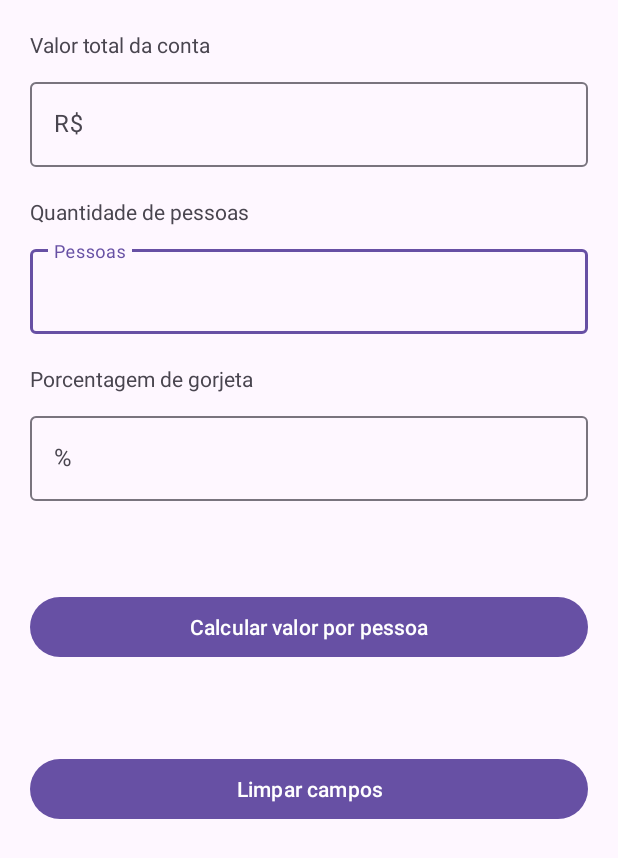
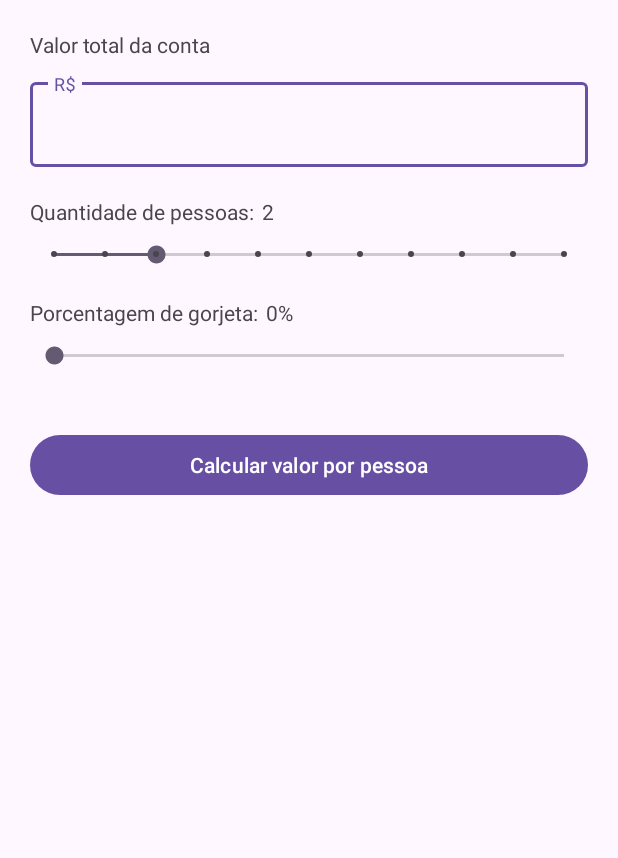
Before and after one commit to PepeTonin/mobile-aula-alert, an Android app: the screen it shows after launch (MainActivity), on a phone screen of 412 x 824 dp. Shown: the top 858 px of the screen. Run offline under Robolectric (Android 15) with nearby library versions, the phone set to English and light mode, and no system bars.

Commit message:
finalizacao da atividade

```diff
--- a/app/src/main/java/com/example/aulaalert/MainActivity.java
+++ b/app/src/main/java/com/example/aulaalert/MainActivity.java
@@ -6,6 +6,7 @@ import androidx.appcompat.app.AppCompatActivity;
 import android.content.DialogInterface;
 import android.os.Bundle;
 import android.view.View;
+import android.widget.SeekBar;
 import android.widget.TextView;
 import android.widget.Toast;
 
@@ -15,10 +16,10 @@ public class MainActivity extends AppCompatActivity {
 
     TextView tituloValorTotal;
     TextInputEditText editTextValorTotal;
-    TextView tituloNumPessoas;
-    TextInputEditText editTextNumPessoas;
-    TextView tituloPorcGorjeta;
-    TextInputEditText editTextPorcGorjeta;
+    TextView tvQntdePessoas;
+    SeekBar seekBarQntdePessoas;
+    TextView tvPorcGorjeta;
+    SeekBar seekBarPorcGorjeta;
 
     @Override
     protected void onCreate(Bundle savedInstanceState) {
@@ -26,11 +27,39 @@ public class MainActivity extends AppCompatActivity {
         setContentView(R.layout.activity_main);
 
         tituloValorTotal = (TextView) findViewById(R.id.tituloValorTotal);
-        tituloNumPessoas = (TextView) findViewById(R.id.tituloNumPessoas);
-        tituloPorcGorjeta = (TextView) findViewById(R.id.tituloPorcGorjeta);
         editTextValorTotal = (TextInputEditText) findViewById(R.id.editTextValorTotal);
-        editTextNumPessoas = (TextInputEditText) findViewById(R.id.editTextNumPessoas);
-        editTextPorcGorjeta = (TextInputEditText) findViewById(R.id.editTextPorcGorjeta);
+
+        tvQntdePessoas = (TextView) findViewById(R.id.tvQntdePessoas);
+        seekBarQntdePessoas = (SeekBar) findViewById(R.id.seekBarQntdePessoas);
+
+        tvPorcGorjeta = (TextView) findViewById(R.id.tvPorcGorjeta);
+        seekBarPorcGorjeta = (SeekBar) findViewById(R.id.seekBarPorcGorjeta);
+
+        seekBarQntdePessoas.setOnSeekBarChangeListener(new SeekBar.OnSeekBarChangeListener() {
+            @Override
+            public void onProgressChanged(SeekBar seekBar, int progress, boolean fromUser) {
+                tvQntdePessoas.setText(Integer.toString(progress));
+            }
+
+            @Override
+            public void onStartTrackingTouch(SeekBar seekBar) {}
+
+            @Override
+            public void onStopTrackingTouch(SeekBar seekBar) {}
+        });
+
+        seekBarPorcGorjeta.setOnSeekBarChangeListener(new SeekBar.OnSeekBarChangeListener() {
+            @Override
+            public void onProgressChanged(SeekBar seekBar, int progress, boolean fromUser) {
+                tvPorcGorjeta.setText(Integer.toString(progress) + " %");
+            }
+
+            @Override
+            public void onStartTrackingTouch(SeekBar seekBar) {}
+
+            @Override
+            public void onStopTrackingTouch(SeekBar seekBar) {}
+        });
     }
 
     public void calcularValorPorPessoa(View view) {
@@ -44,9 +73,8 @@ public class MainActivity extends AppCompatActivity {
             public void onClick(DialogInterface dialog, int which) {
                 try {
                     float valorTotal = Float.parseFloat(editTextValorTotal.getText().toString());
-                    int numPessoas = Integer.parseInt(editTextNumPessoas.getText().toString());
-                    float porcGorjeta = Float.parseFloat(editTextPorcGorjeta.getText().toString());
-                    porcGorjeta = porcGorjeta / 100;
+                    int numPessoas = seekBarQntdePessoas.getProgress();
+                    float porcGorjeta = ((float) seekBarPorcGorjeta.getProgress()) / 100;
                     if (numPessoas > 0) {
                         float valorPorPessoaComGorjeta = (valorTotal * (1 + porcGorjeta)) / numPessoas;
                         String valorFormatado = String.format("%.2f",valorPorPessoaComGorjeta);
@@ -70,7 +98,7 @@ public class MainActivity extends AppCompatActivity {
             public void onClick(DialogInterface dialog, int which) {
                 try {
                     float valorTotal = Float.parseFloat(editTextValorTotal.getText().toString());
-                    int numPessoas = Integer.parseInt(editTextNumPessoas.getText().toString());
+                    int numPessoas = seekBarQntdePessoas.getProgress();
                     if(numPessoas > 0) {
                         float valorPorPessoaSemGorjeta = valorTotal  / numPessoas;
                         String valorFormatado = String.format("%.2f",valorPorPessoaSemGorjeta);
@@ -92,10 +120,4 @@ public class MainActivity extends AppCompatActivity {
         dialog.create();
         dialog.show();
     }
-
-    public void limparCampos(View view) {
-        editTextValorTotal.setText("");
-        editTextNumPessoas.setText("");
-        editTextPorcGorjeta.setText("");
-    }
 }
--- a/app/src/main/res/layout/activity_main.xml
+++ b/app/src/main/res/layout/activity_main.xml
@@ -11,50 +11,13 @@
         android:layout_width="0dp"
         android:layout_height="48dp"
         android:layout_marginStart="20dp"
-        android:layout_marginTop="60dp"
+        android:layout_marginTop="40dp"
         android:layout_marginEnd="20dp"
         android:onClick="calcularValorPorPessoa"
         android:text="Calcular valor por pessoa"
         app:layout_constraintEnd_toEndOf="parent"
         app:layout_constraintStart_toStartOf="parent"
-        app:layout_constraintTop_toBottomOf="@+id/textInputLayout2" />
-
-    <com.google.android.material.textfield.TextInputLayout
-        android:id="@+id/textInputLayout"
-        android:layout_width="0dp"
-        android:layout_height="wrap_content"
-        android:layout_marginStart="20dp"
-        android:layout_marginTop="10dp"
-        android:layout_marginEnd="20dp"
-        app:layout_constraintEnd_toEndOf="parent"
-        app:layout_constraintStart_toStartOf="parent"
-        app:layout_constraintTop_toBottomOf="@+id/tituloNumPessoas">
-
-        <com.google.android.material.textfield.TextInputEditText
-            android:id="@+id/editTextNumPessoas"
-            android:layout_width="match_parent"
-            android:layout_height="wrap_content"
-            android:hint="Pessoas" />
-    </com.google.android.material.textfield.TextInputLayout>
-
-    <com.google.android.material.textfield.TextInputLayout
-        android:id="@+id/textInputLayout2"
-        android:layout_width="0dp"
-        android:layout_height="wrap_content"
-        android:layout_marginStart="20dp"
-        android:layout_marginTop="10dp"
-        android:layout_marginEnd="20dp"
-        app:layout_constraintEnd_toEndOf="parent"
-        app:layout_constraintHorizontal_bias="0.0"
-        app:layout_constraintStart_toStartOf="parent"
-        app:layout_constraintTop_toBottomOf="@+id/tituloPorcGorjeta">
-
-        <com.google.android.material.textfield.TextInputEditText
-            android:id="@+id/editTextPorcGorjeta"
-            android:layout_width="match_parent"
-            android:layout_height="wrap_content"
-            android:hint="%" />
-    </com.google.android.material.textfield.TextInputLayout>
+        app:layout_constraintTop_toBottomOf="@+id/seekBarPorcGorjeta" />
 
     <TextView
         android:id="@+id/tituloNumPessoas"
@@ -62,7 +25,7 @@
         android:layout_height="wrap_content"
         android:layout_marginStart="20dp"
         android:layout_marginTop="20dp"
-        android:text="Quantidade de pessoas"
+        android:text="Quantidade de pessoas:"
         app:layout_constraintStart_toStartOf="parent"
         app:layout_constraintTop_toBottomOf="@+id/textInputLayout3" />
 
@@ -72,9 +35,9 @@
         android:layout_height="wrap_content"
         android:layout_marginStart="20dp"
         android:layout_marginTop="20dp"
-        android:text="Porcentagem de gorjeta"
+        android:text="Porcentagem de gorjeta:"
         app:layout_constraintStart_toStartOf="parent"
-        app:layout_constraintTop_toBottomOf="@+id/textInputLayout" />
+        app:layout_constraintTop_toBottomOf="@+id/seekBarQntdePessoas" />
 
     <TextView
         android:id="@+id/tituloValorTotal"
@@ -104,17 +67,50 @@
             android:hint="R$" />
     </com.google.android.material.textfield.TextInputLayout>
 
-    <Button
-        android:id="@+id/button2"
+    <TextView
+        android:id="@+id/tvQntdePessoas"
+        android:layout_width="wrap_content"
+        android:layout_height="wrap_content"
+        android:layout_marginStart="5dp"
+        android:layout_marginTop="20dp"
+        android:text="2"
+        app:layout_constraintStart_toEndOf="@+id/tituloNumPessoas"
+        app:layout_constraintTop_toBottomOf="@+id/textInputLayout3" />
+
+    <TextView
+        android:id="@+id/tvPorcGorjeta"
+        android:layout_width="wrap_content"
+        android:layout_height="wrap_content"
+        android:layout_marginStart="5dp"
+        android:layout_marginTop="20dp"
+        android:text="0%"
+        app:layout_constraintStart_toEndOf="@+id/tituloPorcGorjeta"
+        app:layout_constraintTop_toBottomOf="@+id/seekBarQntdePessoas" />
+
+    <SeekBar
+        android:id="@+id/seekBarPorcGorjeta"
         android:layout_width="0dp"
         android:layout_height="wrap_content"
         android:layout_marginStart="20dp"
-        android:layout_marginTop="60dp"
+        android:layout_marginTop="10dp"
         android:layout_marginEnd="20dp"
-        android:onClick="limparCampos"
-        android:text="Limpar campos"
+        android:max="50"
         app:layout_constraintEnd_toEndOf="parent"
-        app:layout_constraintHorizontal_bias="0.0"
         app:layout_constraintStart_toStartOf="parent"
-        app:layout_constraintTop_toBottomOf="@+id/button" />
+        app:layout_constraintTop_toBottomOf="@+id/tituloPorcGorjeta" />
+
+    <SeekBar
+        android:id="@+id/seekBarQntdePessoas"
+        style="@style/Widget.AppCompat.SeekBar.Discrete"
+        android:layout_width="0dp"
+        android:layout_height="wrap_content"
+        android:layout_marginStart="20dp"
+        android:layout_marginTop="10dp"
+        android:layout_marginEnd="20dp"
+        android:max="10"
+        android:progress="2"
+        app:layout_constraintEnd_toEndOf="parent"
+        app:layout_constraintStart_toStartOf="parent"
+        app:layout_constraintTop_toBottomOf="@+id/tituloNumPessoas" />
+
 </androidx.constraintlayout.widget.ConstraintLayout>
```
